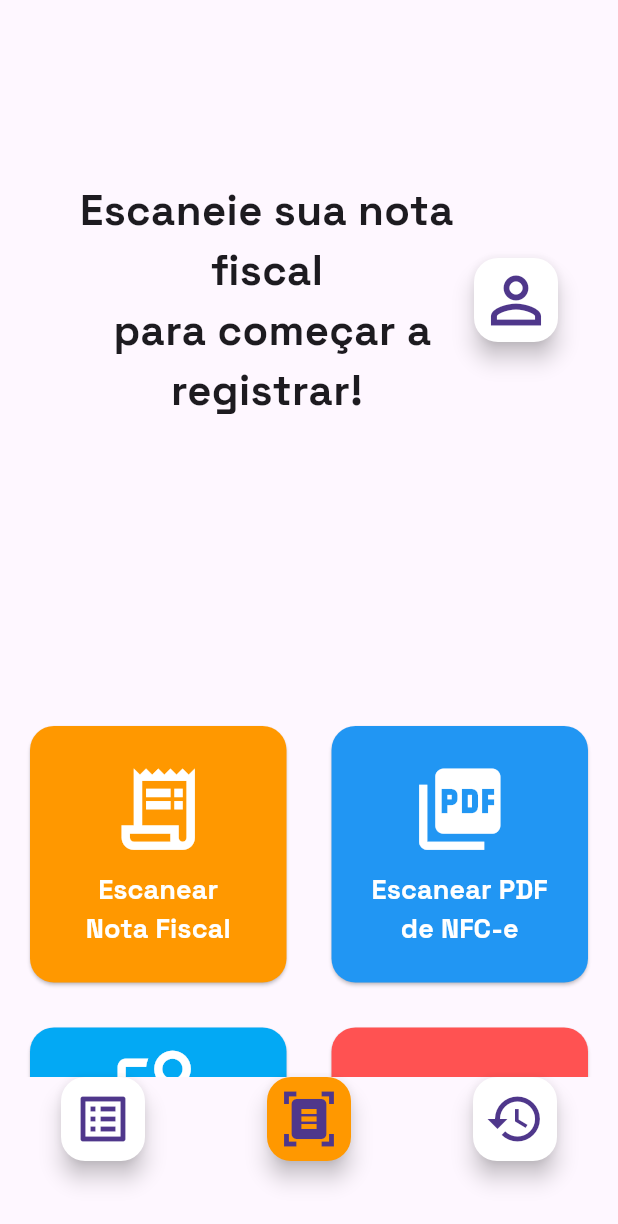
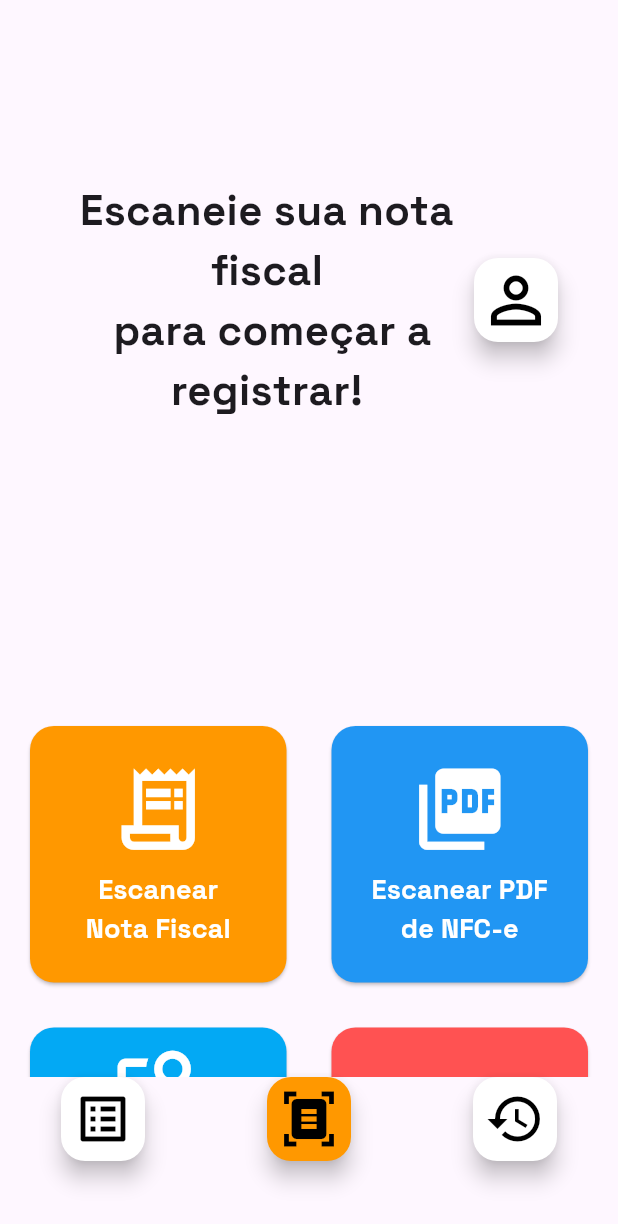
Before and after one commit to RenatoWlk/ProjetoIntegradorVI, a Flutter app: the HomeScreen screen opened by its route, on a phone screen of 412 x 824 dp. Shown: the top 1224 px of the screen. Run offline on Flutter 3.47's test engine with Material 3 defaults, Android fonts, the phone set to English and light mode, and no system bars; our stand-ins replace file_picker, fl_chart, flutter_switch, image_picker, mask_text_input_formatter, shared_preferences; missing offline and left inert: cunning_document_scanner, flutter_bcrypt, google_mlkit_text_recognition, mongo_dart, string_similarity, syncfusion_flutter_pdf; accounts and stored records are empty.

Commit message:
Tela Editar Dados Concluida, Pequenas Melhorias

```diff
--- a/lib/widgets/custom_action_buttons.dart
+++ b/lib/widgets/custom_action_buttons.dart
@@ -25,6 +25,13 @@ class ActionButtons extends StatelessWidget {
     return bgColor;
   }
 
+  Color getIconColor(bool isDarkMode, Color bgColor) {
+    if (isDarkMode && bgColor != Colors.orange) {
+      return Colors.orange[500]!;
+    }
+    return Colors.black;
+  }
+
   @override
   Widget build(BuildContext context) {
     bool isDarkMode = Theme.of(context).brightness == Brightness.dark;
@@ -36,19 +43,22 @@ class ActionButtons extends StatelessWidget {
           onPressed: onListPressed,
           backgroundColor: getBackgroundColor(isDarkMode, listButtonColor),
           heroTag: 'list_fab',
-          child: const Icon(Icons.list_alt, size: 40),
+          child: Icon(Icons.list_alt,
+              size: 40, color: getIconColor(isDarkMode, listButtonColor)),
         ),
         FloatingActionButton(
           onPressed: onScanPressed,
           backgroundColor: getBackgroundColor(isDarkMode, scanButtonColor),
           heroTag: 'scan_fab',
-          child: const Icon(Icons.document_scanner, size: 40),
+          child: Icon(Icons.document_scanner,
+              size: 40, color: getIconColor(isDarkMode, scanButtonColor)),
         ),
         FloatingActionButton(
           onPressed: onHistoryPressed,
           backgroundColor: getBackgroundColor(isDarkMode, historyButtonColor),
           heroTag: 'history_fab',
-          child: const Icon(Icons.history, size: 40),
+          child: Icon(Icons.history,
+              size: 40, color: getIconColor(isDarkMode, historyButtonColor)),
         ),
       ],
     );
--- a/lib/widgets/custom_drawer_button.dart
+++ b/lib/widgets/custom_drawer_button.dart
@@ -7,6 +7,7 @@ class CustomDrawerButton extends StatelessWidget {
   Widget build(BuildContext context) {
     bool isDarkMode = Theme.of(context).brightness == Brightness.dark;
     Color backgroundColor = isDarkMode ? Colors.grey[800]! : Colors.white;
+    Color iconColor = isDarkMode ? Colors.orange[500]! : Colors.black;
 
     return Builder(
       builder: (context) {
@@ -15,7 +16,7 @@ class CustomDrawerButton extends StatelessWidget {
             Scaffold.of(context).openEndDrawer();
           },
           backgroundColor: backgroundColor,
-          child: const Icon(Icons.person_outline, size: 50),
+          child: Icon(Icons.person_outline, size: 50, color: iconColor),
         );
       },
     );
```
Also changed, not shown: lib/providers/invoice_provider.dart (+17 -0 lines), lib/screens/edit_data_screen.dart (+16 -18 lines), lib/screens/login_screen.dart (+5 -5 lines), lib/screens/register_screen.dart (+18 -0 lines), lib/screens/update_password_screen.dart (+18 -2 lines), 1 other file.
